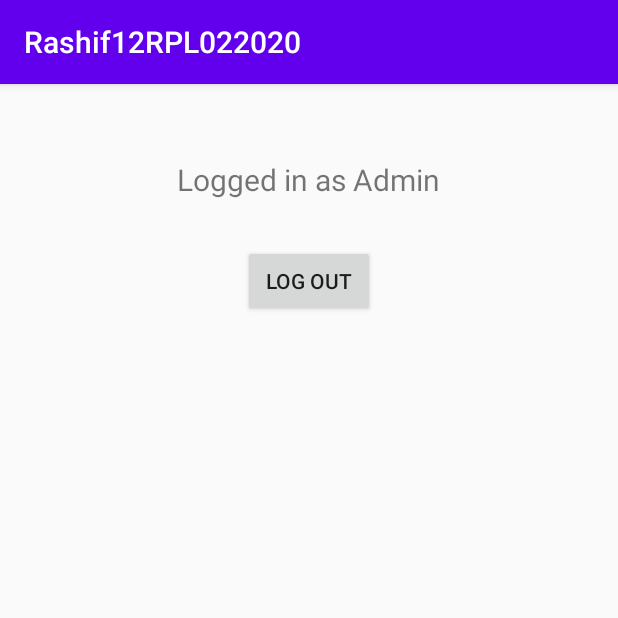
After one commit to RashifAzeldy/Rashif12RPL022020, an Android app: the Admin screen opened directly, with no data from a screen before it, on a phone screen of 412 x 824 dp, the top half of it. The commit adds this screen. Run offline under Robolectric (Android 15) with nearby library versions, the phone set to English and light mode, and no system bars.

Commit message:
Login Design

```diff
--- a/app/src/main/AndroidManifest.xml
+++ b/app/src/main/AndroidManifest.xml
@@ -9,6 +9,8 @@
         android:roundIcon="@mipmap/ic_launcher_round"
         android:supportsRtl="true"
         android:theme="@style/AppTheme">
+        <activity android:name=".CustomerActivity"></activity>
+        <activity android:name=".Admin" />
         <activity android:name=".MainActivity">
             <intent-filter>
                 <action android:name="android.intent.action.MAIN" />
--- /dev/null
+++ b/app/src/main/java/com/example/rashif12rpl022020/Admin.java
@@ -0,0 +1,30 @@
+package com.example.rashif12rpl022020;
+
+import androidx.annotation.IntRange;
+import androidx.appcompat.app.AppCompatActivity;
+
+import android.content.Intent;
+import android.os.Bundle;
+import android.view.View;
+import android.widget.Button;
+
+public class Admin extends AppCompatActivity {
+
+    Button logoutAsAdmin;
+
+    @Override
+    protected void onCreate(Bundle savedInstanceState) {
+        super.onCreate(savedInstanceState);
+        setContentView(R.layout.activity_admin);
+
+        logoutAsAdmin = (Button)findViewById(R.id.logoutAdmin);
+
+        logoutAsAdmin.setOnClickListener(new View.OnClickListener() {
+            @Override
+            public void onClick(View view) {
+                Intent adminLogout = new Intent(Admin.this, MainActivity.class);
+                startActivity(adminLogout);
+            }
+        });
+    }
+}
--- /dev/null
+++ b/app/src/main/res/layout/activity_admin.xml
@@ -0,0 +1,27 @@
+<?xml version="1.0" encoding="utf-8"?>
+<LinearLayout
+    android:orientation="vertical"
+    xmlns:android="http://schemas.android.com/apk/res/android"
+    xmlns:app="http://schemas.android.com/apk/res-auto"
+    xmlns:tools="http://schemas.android.com/tools"
+    android:layout_width="match_parent"
+    android:layout_height="match_parent"
+    tools:context=".Admin">
+
+    <TextView
+        android:text="Logged in as Admin"
+        android:textSize="20dp"
+        android:layout_marginTop="50dp"
+        android:layout_gravity="center"
+        android:layout_width="wrap_content"
+        android:layout_height="wrap_content"
+        ></TextView>
+    <Button
+        android:id="@+id/logoutAdmin"
+        android:text="Log Out"
+        android:layout_marginTop="30dp"
+        android:layout_gravity="center"
+        android:layout_width="wrap_content"
+        android:layout_height="wrap_content"
+        ></Button>
+</LinearLayout>
--- a/app/src/main/res/layout/activity_main.xml
+++ b/app/src/main/res/layout/activity_main.xml
@@ -11,6 +11,7 @@
     <EditText
         android:hint="Username"
         android:id="@+id/txtusername"
+        android:layout_marginTop="50dp"
         android:layout_width="match_parent"
         android:layout_height="wrap_content"
         />
@@ -18,12 +19,14 @@
         android:hint="Password"
         android:id="@+id/txtpassword"
         android:inputType="textPassword"
+        android:layout_marginTop="15dp"
         android:layout_width="match_parent"
         android:layout_height="wrap_content"
         />
     <Button
         android:text="Login"
         android:id="@+id/btnlogin"
+        android:layout_marginTop="20dp"
         android:layout_width="match_parent"
         android:layout_height="wrap_content"
         />
```
Also changed, not shown: app/src/main/java/com/example/rashif12rpl022020/CustomerActivity.java (added, +29 -0 lines), app/src/main/java/com/example/rashif12rpl022020/MainActivity.java (+27 -0 lines), app/src/main/res/layout/activity_customer.xml (added, +27 -0 lines).
